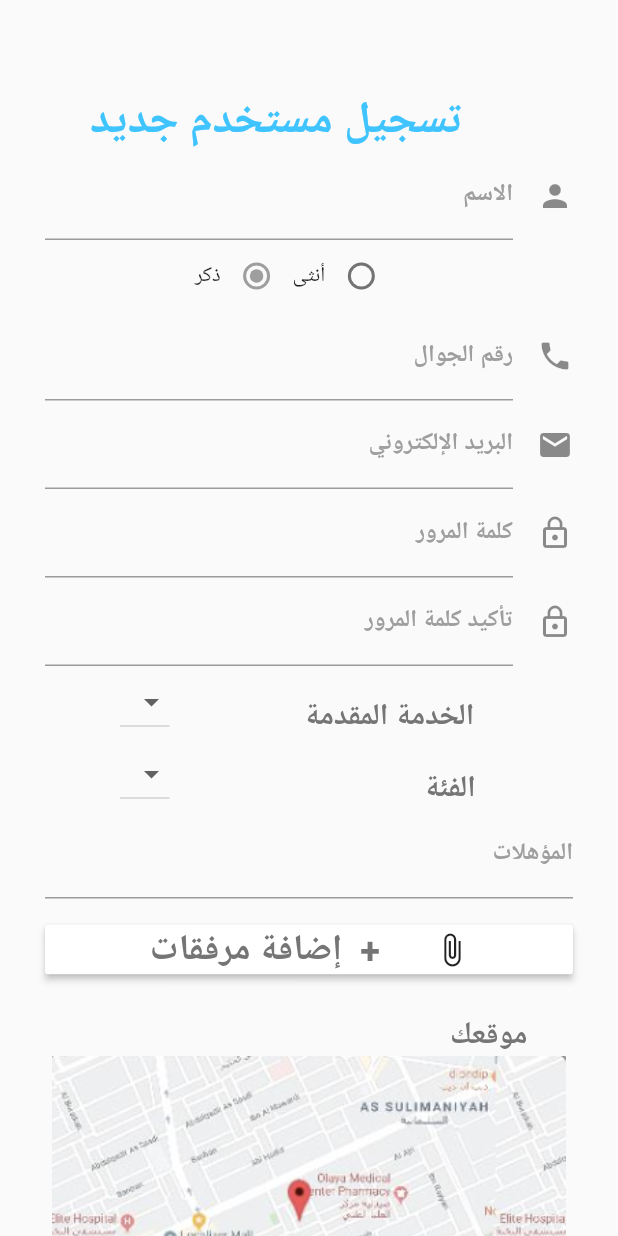
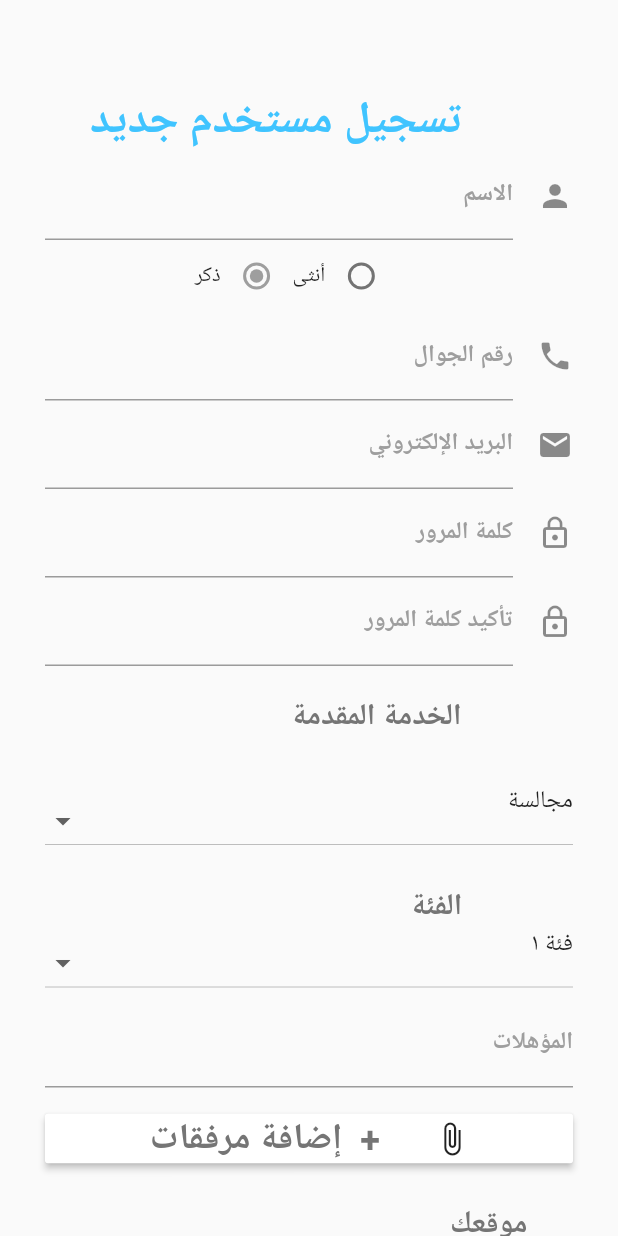
Before and after one commit to wahello/YumnakApp, a Flutter app: the SignUp_SP screen opened directly, on a phone screen of 412 x 824 dp. Run offline on Flutter 3.47's test engine with Material 2 defaults, Android fonts, the phone set to English and light mode, and no system bars; our stand-ins replace firebase_auth, firebase_database, fluttertoast; accounts and stored records are empty; Roboto replaces fonts that are missing (Montserrat).

Commit message:
Super Shosho

```diff
--- a/lib/screens/SignUp_SP.dart
+++ b/lib/screens/SignUp_SP.dart
@@ -41,6 +41,29 @@ var gender=null;
 
   var services= ["1","2","3"];
   var type= ["1","2","3"];
+
+
+  static const List<String> longItems = const [
+    'مجالسة',
+    'إصلاح أجهزة ذكية',
+    'تجميل',
+    'تصوير',
+    'تعليم و تدريب',
+    "تنظيم مناسبات"
+  ];
+  static const List<String> longItems2 = const [
+    'فئة ١',
+    'فئه ٢',
+    'فئه ٣',
+    'فئه ٤',
+    'فئه ٥',
+
+  ];
+
+
+  String longSpinnerValue = longItems[0];
+  String longSpinnerValue2 = longItems2 [0];
+
 
 
   @override
@@ -167,44 +190,56 @@ var gender=null;
                                   )
                               ),
 
-                          Row(
+                              Directionality(
+                                  textDirection: TextDirection.rtl,
+                                  child: Column(
                                   children: <Widget>[
                                     SizedBox(width:50.0),
 
-                              Container(
-                                child: DropdownButton<String>(
-                                  items: services.map((String dropDownStringItem){
-                                    return DropdownMenuItem<String>(
-                                      value: dropDownStringItem ,
-                                      child: Text(dropDownStringItem),
-                                    );
-                                  }).toList(),
-                                  onChanged: (String newValueSelected){}, // Your code to execute, when a menu item is selected from drop down
-                                ),
-                              ),
-//aa
                                     Container(
                                         padding: EdgeInsets.fromLTRB(90.0, 20.0, 0.0, .0),
                                         child: Text('الخدمة المقدمة',
                                           style:
                                           TextStyle(color: Colors.grey[600], fontSize: 20.0, fontWeight: FontWeight.bold, fontFamily: "Montserrat"),
                                         )),
+
+
+                                    Column(
+                                      children: <Widget>[
+                                        SizedBox(height: 32),
+                                        DropdownButton<String>(
+                                          isExpanded: true,
+                                          value: longSpinnerValue,
+                                          onChanged: (String text) {
+                                            setState(() { longSpinnerValue = text; });
+                                          },
+                                          selectedItemBuilder: (BuildContext context) {
+                                            return longItems.map<Widget>((String text) {
+                                              return Text(text, overflow: TextOverflow.ellipsis);
+                                            }).toList();
+                                          },
+                                          items: longItems.map<DropdownMenuItem<String>>((String text) {
+                                            return DropdownMenuItem<String>(
+                                              value: text,
+                                              child: Text(text, maxLines: 1, overflow: TextOverflow.ellipsis),
+                                            );
+                                          }).toList(),
+                                        ),
+
                                       ],
                                     ),
-                          Row(
+
+                                  ],
+                                ),
+                              ),
+
+
+                              Directionality(
+                                textDirection: TextDirection.rtl,
+
+                                child: Column(
                                   children: <Widget>[
                                     SizedBox(width:50.0),
-                              Container(
-                                child: DropdownButton<String>(
-                                  items: type.map((String dropDownStringItem){
-                                    return DropdownMenuItem<String>(
-                                      value: dropDownStringItem ,
-                                      child: Text(dropDownStringItem),
-                                    );
-                                  }).toList(),
-                                  onChanged: (String newValueSelected){}, // Your code to execute, when a menu item is selected from drop down
-                                ),
-                              ),
 
                                     Container(
                                         padding: EdgeInsets.fromLTRB(170.0, 20.0, 0.0, .0),
@@ -212,8 +247,38 @@ var gender=null;
                                           style:
                                           TextStyle(color: Colors.grey[600], fontSize: 20.0, fontWeight: FontWeight.bold, fontFamily: "Montserrat"),
                                         )),
+                                    Column(
+                                      children: <Widget>[
+                                        //SizedBox(height: 32),
+                                        DropdownButton<String>(
+                                          isExpanded: true,
+                                          value: longSpinnerValue2,
+                                          onChanged: (String text) {
+                                            setState(() { longSpinnerValue2 = text; });
+                                          },
+                                          selectedItemBuilder: (BuildContext context) {
+                                            return longItems2.map<Widget>((String text) {
+                                              return Text(text, overflow: TextOverflow.ellipsis);
+                                            }).toList();
+                                          },
+                                          items: longItems2.map<DropdownMenuItem<String>>((String text) {
+                                            return DropdownMenuItem<String>(
+                                              value: text,
+                                              child: Text(text, maxLines: 1, overflow: TextOverflow.ellipsis),
+                                            );
+                                          }).toList(),
+                                        ),
+
                                       ],
                                     ),
+
+                                  ],
+                                ),
+                              ),
+
+
+
+
 
                               Directionality(
                                   textDirection: TextDirection.rtl,
@@ -247,13 +312,11 @@ var gender=null;
                                   Text("الحد الأدني"),
                                   Radio(value: 1, groupValue: null, activeColor: Colors.grey, onChanged: null),
                                   Text("بالساعة"),
-
                               new Container(
                                   margin: const EdgeInsets.only(right: 120, left: 120),
                                   child: new TextFormField(
                                     decoration: new InputDecoration(hintText: 'السعر'),
                                   )),
-
                                 ],
                               )
                           ),
```
Lines whose indentation alone changed are shown as unchanged.
